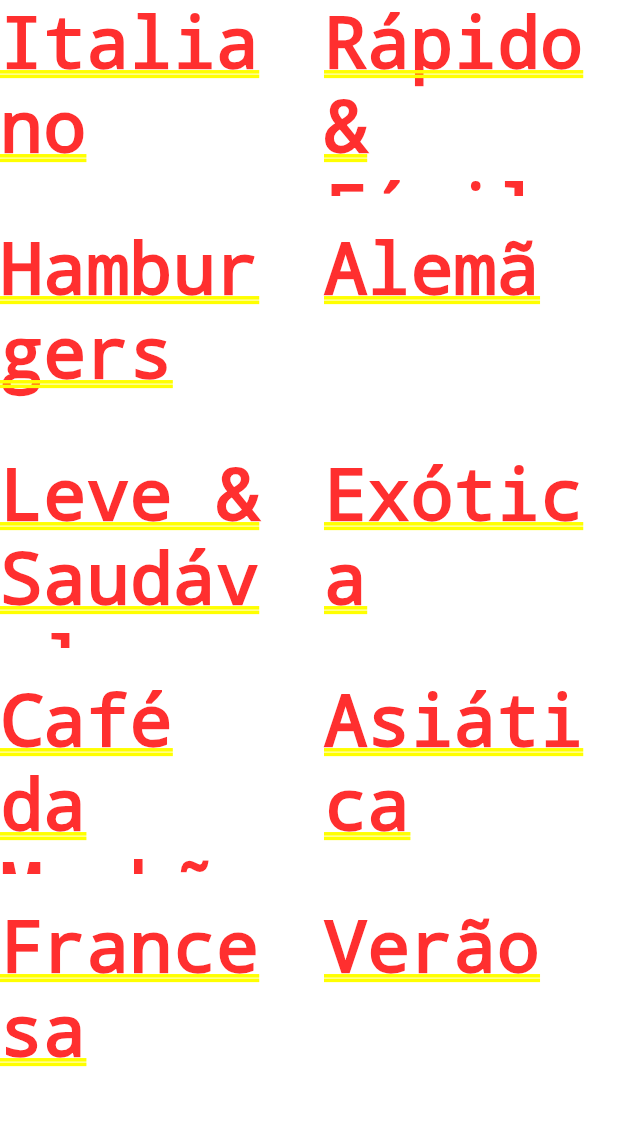
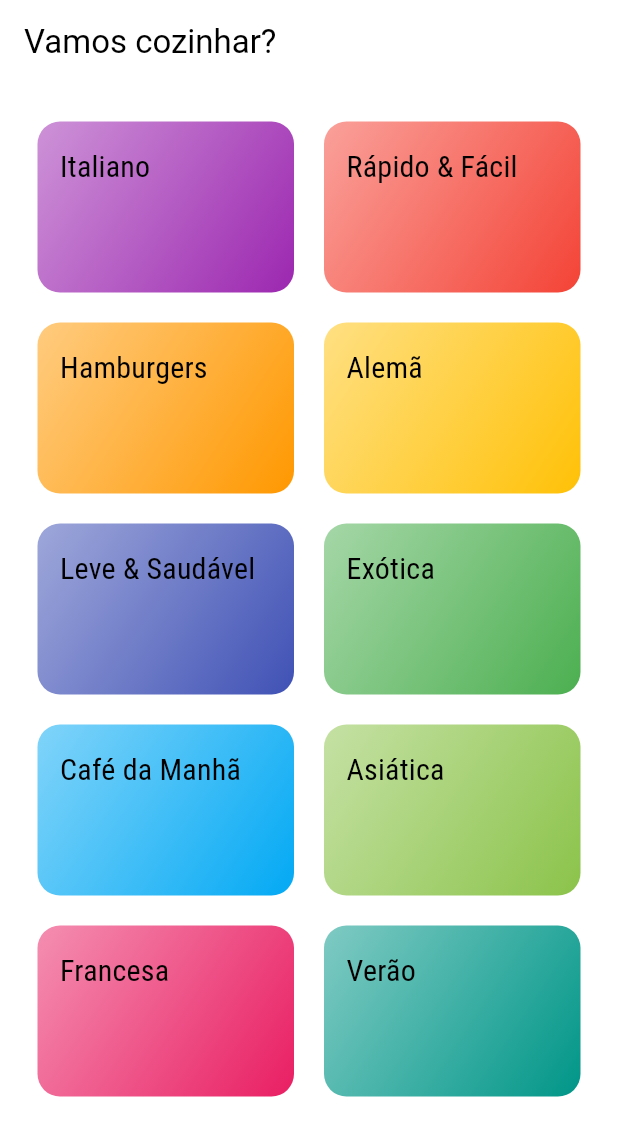
Before and after one commit to Junior580/DeliMeals, a Flutter app: the screen it shows after launch, on a phone screen of 412 x 824 dp. Shown: the top 1136 px of the screen. Run offline on Flutter 3.47's test engine with Material 3 defaults, Android fonts, the phone set to English and light mode, and no system bars.

Commit message:
theme config

```diff
--- a/lib/components/category_item.dart
+++ b/lib/components/category_item.dart
@@ -9,7 +9,15 @@ class CategoryItem extends StatelessWidget {
   @override
   Widget build(BuildContext context) {
     return Container(
-      child: Text(category.title),
+      padding: const EdgeInsets.all(15),
+      decoration: BoxDecoration(
+          borderRadius: BorderRadius.circular(15),
+          gradient: LinearGradient(colors: [
+            category.color.withOpacity(0.5),
+            category.color,
+          ], begin: Alignment.topLeft, end: Alignment.bottomRight)),
+      child:
+          Text(category.title, style: Theme.of(context).textTheme.titleMedium),
     );
   }
 }
--- a/lib/main.dart
+++ b/lib/main.dart
@@ -10,27 +10,18 @@ class MyApp extends StatelessWidget {
   Widget build(BuildContext context) {
     return MaterialApp(
       title: 'DeliMeals',
-      theme: ThemeData(primarySwatch: Colors.blue),
+      theme: ThemeData(
+          primarySwatch: Colors.pink,
+          fontFamily: 'Raleway',
+          canvasColor: const Color.fromRGBO(255, 254, 229, 1),
+          textTheme: ThemeData.light().textTheme.copyWith(
+                  titleMedium: const TextStyle(
+                fontSize: 20,
+                fontFamily: 'RobotoCondensed',
+              )),
+          colorScheme:
+              const ColorScheme.light().copyWith(secondary: Colors.amber)),
       home: const CategoriesScreen(),
     );
   }
 }
-
-class MyHomePage extends StatefulWidget {
-  const MyHomePage({super.key});
-
-  @override
-  State<MyHomePage> createState() => _MyHomePageState();
-}
-
-class _MyHomePageState extends State<MyHomePage> {
-  @override
-  Widget build(BuildContext context) {
-    return Scaffold(
-      appBar: AppBar(
-        title: const Text('DeliMeals'),
-      ),
-      body: const Center(child: Text('Navegar é preciso')),
-    );
-  }
-}
--- a/lib/screens/categories_screen.dart
+++ b/lib/screens/categories_screen.dart
@@ -8,7 +8,14 @@ class CategoriesScreen extends StatelessWidget {
 
   @override
   Widget build(BuildContext context) {
-    return GridView(
+    return Scaffold(
+      appBar: AppBar(
+        title: const Text(
+          'Vamos cozinhar?',
+        ),
+      ),
+      body: GridView(
+        padding: const EdgeInsets.all(25),
         gridDelegate: const SliverGridDelegateWithMaxCrossAxisExtent(
           maxCrossAxisExtent: 200,
           childAspectRatio: 3 / 2,
@@ -18,6 +25,7 @@ class CategoriesScreen extends StatelessWidget {
         children: DUMMY_CATEGORIES.map((cat) {
           return CategoryItem(category: cat);
         }).toList(),
+      ),
     );
   }
 }
```
Also changed, not shown: pubspec.yaml (+19 -14 lines), assets/fonts/Raleway-Black.ttf (added), assets/fonts/Raleway-Bold.ttf (added), assets/fonts/Raleway-Regular.ttf (added), assets/fonts/RobotoCondensed-Bold.ttf (added), assets/fonts/RobotoCondensed-Italic.ttf (added), assets/fonts/RobotoCondensed-Light.ttf (added), assets/fonts/RobotoCondensed-Regular.ttf (added). Lines whose indentation alone changed are shown as unchanged.
